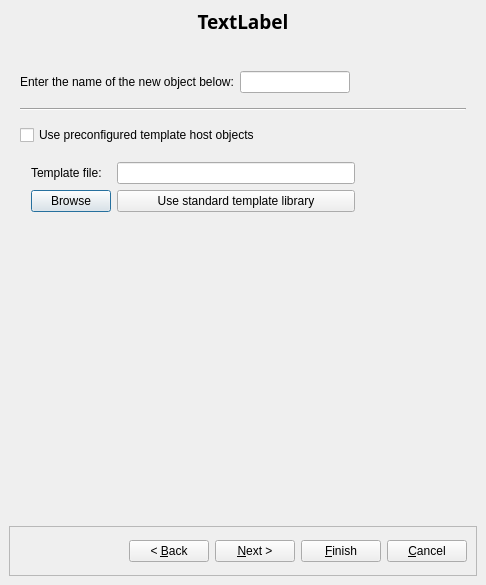
Above: src/gui/newhostdialog_q.ui from fwbuilder/fwbuilder before the change. Below: the same form after it.
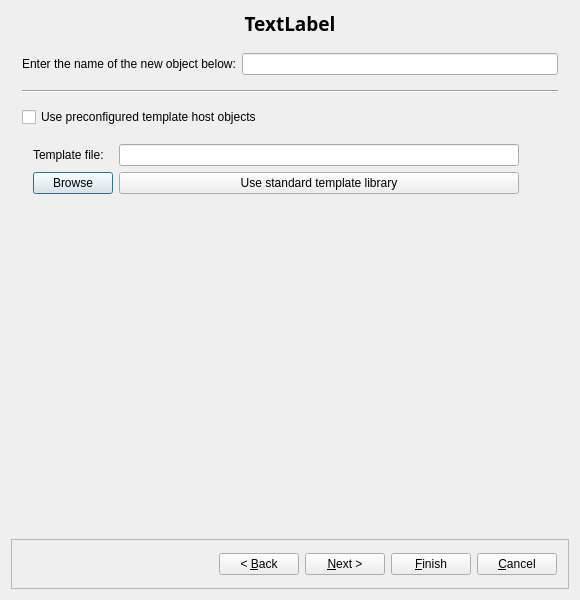
That is the form after the change. Icons and pictures are not drawn.

Patch:
```diff
--- a/src/gui/newhostdialog_q.ui
+++ b/src/gui/newhostdialog_q.ui
@@ -5,27 +5,12 @@
    <rect>
     <x>0</x>
     <y>0</y>
-    <width>486</width>
-    <height>585</height>
+    <width>580</width>
+    <height>600</height>
    </rect>
   </property>
-  <layout class="QVBoxLayout" >
-   <property name="spacing" >
-    <number>6</number>
-   </property>
-   <property name="leftMargin" >
-    <number>9</number>
-   </property>
-   <property name="topMargin" >
-    <number>9</number>
-   </property>
-   <property name="rightMargin" >
-    <number>9</number>
-   </property>
-   <property name="bottomMargin" >
-    <number>9</number>
-   </property>
-   <item>
+  <layout class="QGridLayout" name="gridLayout_2" >
+   <item row="0" column="0" >
     <widget class="QLabel" name="titleLabel" >
      <property name="sizePolicy" >
       <sizepolicy vsizetype="Fixed" hsizetype="MinimumExpanding" >
@@ -56,7 +41,7 @@
      </property>
     </widget>
    </item>
-   <item>
+   <item row="1" column="0" >
     <widget class="QStackedWidget" name="stackedWidget" >
      <property name="sizePolicy" >
       <sizepolicy vsizetype="Preferred" hsizetype="Preferred" >
@@ -64,28 +49,18 @@
        <verstretch>0</verstretch>
       </sizepolicy>
      </property>
+     <property name="minimumSize" >
+      <size>
+       <width>500</width>
+       <height>450</height>
+      </size>
+     </property>
      <property name="currentIndex" >
       <number>0</number>
      </property>
      <widget class="QWidget" name="page0" >
-      <layout class="QGridLayout" >
-       <item row="0" column="1" >
-        <spacer>
-         <property name="orientation" >
-          <enum>Qt::Vertical</enum>
-         </property>
-         <property name="sizeType" >
-          <enum>QSizePolicy::Fixed</enum>
-         </property>
-         <property name="sizeHint" >
-          <size>
-           <width>20</width>
-           <height>20</height>
-          </size>
-         </property>
-        </spacer>
-       </item>
-       <item row="1" column="0" >
+      <layout class="QGridLayout" name="gridLayout_4" >
+       <item row="0" column="0" >
         <widget class="QLabel" name="label631" >
          <property name="text" >
           <string>Enter the name of the new object below:</string>
@@ -98,26 +73,10 @@
          </property>
         </widget>
        </item>
-       <item row="1" column="1" >
+       <item row="0" column="1" >
         <widget class="QLineEdit" name="obj_name" />
        </item>
-       <item row="1" column="2" >
-        <spacer>
-         <property name="orientation" >
-          <enum>Qt::Horizontal</enum>
-         </property>
-         <property name="sizeType" >
-          <enum>QSizePolicy::Expanding</enum>
-         </property>
-         <property name="sizeHint" >
-          <size>
-           <width>30</width>
-           <height>20</height>
-          </size>
-         </property>
-        </spacer>
-       </item>
-       <item row="2" column="0" colspan="3" >
+       <item row="1" column="0" colspan="2" >
         <widget class="Line" name="line1" >
          <property name="sizePolicy" >
           <sizepolicy vsizetype="Fixed" hsizetype="Minimum" >
@@ -142,14 +101,14 @@
          </property>
         </widget>
        </item>
-       <item row="3" column="0" colspan="3" >
+       <item row="2" column="0" colspan="2" >
         <widget class="QCheckBox" name="useTemplate" >
          <property name="text" >
           <string>Use preconfigured template host objects</string>
          </property>
         </widget>
        </item>
-       <item row="4" column="0" colspan="3" >
+       <item row="3" column="0" colspan="2" >
         <widget class="QFrame" name="templaterFrame" >
          <property name="frameShape" >
           <enum>QFrame::NoFrame</enum>
@@ -157,7 +116,7 @@
          <property name="frameShadow" >
           <enum>QFrame::Raised</enum>
          </property>
-         <layout class="QGridLayout" >
+         <layout class="QGridLayout" name="gridLayout" >
           <item row="0" column="0" >
            <widget class="QLabel" name="label_2" >
             <property name="text" >
@@ -166,53 +125,54 @@
            </widget>
           </item>
           <item row="0" column="1" >
-           <widget class="QLineEdit" name="templaterFilePath" />
-          </item>
-          <item row="1" column="0" >
-           <widget class="QPushButton" name="templaterBrowseButton" >
-            <property name="text" >
-             <string>Browse</string>
+           <widget class="QLineEdit" name="templaterFilePath" >
+            <property name="minimumSize" >
+             <size>
+              <width>400</width>
+              <height>0</height>
+             </size>
             </property>
            </widget>
           </item>
-          <item row="1" column="1" >
-           <widget class="QPushButton" name="templateUseStandart" >
-            <property name="text" >
-             <string>Use standard template library</string>
-            </property>
-           </widget>
-          </item>
-          <item row="1" column="2" >
-           <spacer>
+          <item row="0" column="2" >
+           <spacer name="horizontalSpacer" >
             <property name="orientation" >
              <enum>Qt::Horizontal</enum>
             </property>
-            <property name="sizeType" >
-             <enum>QSizePolicy::Fixed</enum>
-            </property>
-            <property name="sizeHint" >
+            <property name="sizeHint" stdset="0" >
              <size>
-              <width>100</width>
+              <width>181</width>
               <height>20</height>
              </size>
             </property>
            </spacer>
           </item>
+          <item row="1" column="0" >
+           <widget class="QPushButton" name="templaterBrowseButton" >
+            <property name="text" >
+             <string>Browse</string>
+            </property>
+           </widget>
+          </item>
+          <item row="1" column="1" >
+           <widget class="QPushButton" name="templateUseStandart" >
+            <property name="text" >
+             <string>Use standard template library</string>
+            </property>
+           </widget>
+          </item>
          </layout>
         </widget>
        </item>
-       <item row="5" column="0" colspan="2" >
-        <spacer>
+       <item row="4" column="0" >
+        <spacer name="verticalSpacer" >
          <property name="orientation" >
           <enum>Qt::Vertical</enum>
          </property>
-         <property name="sizeType" >
-          <enum>QSizePolicy::Expanding</enum>
-         </property>
-         <property name="sizeHint" >
+         <property name="sizeHint" stdset="0" >
           <size>
-           <width>144</width>
-           <height>161</height>
+           <width>20</width>
+           <height>269</height>
           </size>
          </property>
         </spacer>
@@ -943,7 +903,7 @@
      </widget>
     </widget>
    </item>
-   <item>
+   <item row="2" column="0" >
     <widget class="QFrame" name="frame" >
      <property name="sizePolicy" >
       <sizepolicy vsizetype="Fixed" hsizetype="MinimumExpanding" >
@@ -963,43 +923,28 @@
      <property name="frameShadow" >
       <enum>QFrame::Raised</enum>
      </property>
-     <layout class="QHBoxLayout" >
-      <property name="spacing" >
-       <number>6</number>
-      </property>
-      <property name="leftMargin" >
-       <number>9</number>
-      </property>
-      <property name="topMargin" >
-       <number>9</number>
-      </property>
-      <property name="rightMargin" >
-       <number>9</number>
-      </property>
-      <property name="bottomMargin" >
-       <number>9</number>
-      </property>
-      <item>
-       <spacer>
+     <layout class="QGridLayout" name="gridLayout_3" >
+      <item row="0" column="0" >
+       <spacer name="spacer" >
         <property name="orientation" >
          <enum>Qt::Horizontal</enum>
         </property>
-        <property name="sizeHint" >
+        <property name="sizeHint" stdset="0" >
          <size>
-          <width>40</width>
-          <height>20</height>
+          <width>193</width>
+          <height>19</height>
          </size>
         </property>
        </spacer>
       </item>
-      <item>
+      <item row="0" column="1" >
        <widget class="QPushButton" name="backButton" >
         <property name="text" >
          <string>&lt; &amp;Back</string>
         </property>
        </widget>
       </item>
-      <item>
+      <item row="0" column="2" >
        <widget class="QPushButton" name="nextButton" >
         <property name="text" >
          <string>&amp;Next ></string>
@@ -1009,7 +954,7 @@
         </property>
        </widget>
       </item>
-      <item>
+      <item row="0" column="3" >
        <widget class="QPushButton" name="finishButton" >
         <property name="text" >
          <string>&amp;Finish</string>
@@ -1019,7 +964,7 @@
         </property>
        </widget>
       </item>
-      <item>
+      <item row="0" column="4" >
        <widget class="QPushButton" name="cancelButton" >
         <property name="text" >
          <string>&amp;Cancel</string>
```
Left out of the diff: 126 changed lines with no effect on the pictures.
